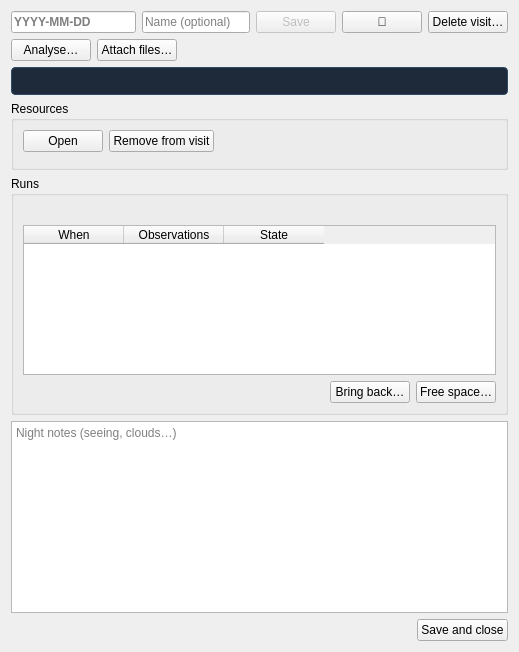
This is nightscribe/gui/ui/visit_window.ui in irydeo/nightscribe as Qt 5 draws it before an edit. The edited form follows.
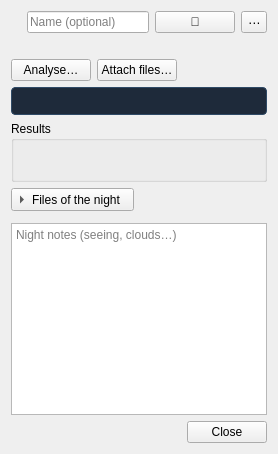
This is the edited form.

Commit message: feat(visits): the visit window is one page

What changed in the file:
```diff
--- a/nightscribe/gui/ui/visit_window.ui
+++ b/nightscribe/gui/ui/visit_window.ui
@@ -12,17 +12,17 @@
  <class>VisitWindow</class>
  <widget class="QWidget" name="VisitWindow">
   <layout class="QVBoxLayout" name="vbox_visit"><property name="leftMargin"><number>11</number></property><property name="topMargin"><number>11</number></property><property name="rightMargin"><number>11</number></property><property name="bottomMargin"><number>11</number></property>
-   <property name="layoutStretch"><string notr="true">0,0,0,1,0,0,0</string></property>
+   <property name="layoutStretch"><string notr="true">0,0,0,0,0,1,0,0</string></property>
    <item>
     <layout class="QHBoxLayout" name="row_head">
-     <property name="layoutStretch"><string notr="true">1,0,0,0,0</string></property>
-     <item><widget class="QLineEdit" name="vp_visit_date"><property name="placeholderText"><string notr="true">YYYY-MM-DD</string></property><property name="toolTip"><string>The visit's date (its name in the list). Points already saved to it keep their own MJD</string></property><property name="maximumSize"><size><width>150</width><height>16777215</height></size></property><property name="font"><font><bold>true</bold></font></property></widget></item>
-     <item><widget class="QLineEdit" name="vp_visit_label"><property name="placeholderText"><string>Name (optional)</string></property><property name="toolTip"><string>A name for this visit, on top of its date (a second pass the same night, a session that ran past midnight…). The date stays the folder and the sort order</string></property><property name="maximumSize"><size><width>220</width><height>16777215</height></size></property></widget></item>
-     <item><widget class="QPushButton" name="vp_btn_save_date"><property name="text"><string>Save</string></property><property name="toolTip"><string>Save the visit's date and name (the date is its name in the list)</string></property><property name="enabled"><bool>false</bool></property></widget></item>
+     <property name="layoutStretch"><string notr="true">0,1,0,0</string></property>
+     <item><widget class="QLabel" name="vp_visit_date"><property name="text"><string/></property><property name="font"><font><bold>true</bold><pointsize>12</pointsize></font></property><property name="toolTip"><string>The visit's date: its folder and its order in the list. Change it from the ... menu</string></property></widget></item>
+     <item><widget class="QLineEdit" name="vp_visit_label"><property name="placeholderText"><string>Name (optional)</string></property><property name="toolTip"><string>A name for this visit, on top of its date (a second pass the same night, a session that ran past midnight…). The date stays the folder and the sort order</string></property></widget></item>
      <item><widget class="QPushButton" name="vp_btn_pin"><property name="text"><string notr="true">📌</string></property><property name="toolTip"><string>Pin the visit: it floats to the top of the list</string></property><property name="checkable"><bool>true</bool></property></widget></item>
-     <item><widget class="QPushButton" name="vp_btn_delete"><property name="text"><string>Delete visit…</string></property></widget></item>
+     <item><widget class="QToolButton" name="vp_btn_more"><property name="text"><string notr="true">⋯</string></property><property name="toolTip"><string>More: change the visit's date, delete the visit</string></property><property name="popupMode"><enum>QToolButton::InstantPopup</enum></property></widget></item>
     </layout>
    </item>
+   <item><widget class="QLabel" name="vp_lbl_saved"><property name="visible"><bool>false</bool></property><property name="text"><string/></property><property name="styleSheet"><string notr="true">color: #46a758;</string></property></widget></item>
    <item>
     <layout class="QHBoxLayout" name="row_actions">
      <item><widget class="QPushButton" name="vp_btn_analyze"><property name="text"><string>Analyse…</string></property><property name="toolTip"><string>The visit's own analysis, chosen by the object's kind: the track &amp; stack for the objects that move, the series for the ones that vary. The blink and the rest of the reduction live in the editor, which this opens</string></property></widget></item>
@@ -42,42 +42,19 @@
     </widget>
    </item>
    <item>
-    <widget class="QGroupBox" name="grp_res">
-     <property name="title"><string>Resources</string></property>
-     <layout class="QVBoxLayout" name="vbox_res"><property name="leftMargin"><number>9</number></property><property name="topMargin"><number>9</number></property><property name="rightMargin"><number>9</number></property><property name="bottomMargin"><number>9</number></property>
-      <item>
-       <layout class="QHBoxLayout" name="row_res">
-        <item><widget class="QPushButton" name="vp_btn_open"><property name="text"><string>Open</string></property><property name="toolTip"><string>Plates open in the FITS editor; everything else opens with the system</string></property></widget></item>
-        <item><widget class="QPushButton" name="vp_btn_remove"><property name="text"><string>Remove from visit</string></property><property name="toolTip"><string>Unlink the selected resource (the file on disk is never touched)</string></property></widget></item>
-        <item><spacer name="hsp_res"><property name="orientation"><enum>Qt::Horizontal</enum></property><property name="sizeHint" stdset="0"><size><width>40</width><height>20</height></size></property></spacer></item>
-       </layout>
-      </item>
-      <item><widget class="QWidget" name="ph_resources"/></item>
+    <widget class="QGroupBox" name="grp_results">
+     <property name="title"><string>Results</string></property>
+     <layout class="QVBoxLayout" name="vbox_results">
+      <item><widget class="QLabel" name="vp_lbl_results"><property name="text"><string/></property><property name="wordWrap"><bool>true</bool></property><property name="visible"><bool>false</bool></property></widget></item>
+      <item><widget class="QWidget" name="ph_results"/></item>
      </layout>
     </widget>
    </item>
    <item>
-    <widget class="QGroupBox" name="grp_runs">
-     <property name="title"><string>Runs</string></property>
-     <layout class="QVBoxLayout" name="vbox_runs">
-      <item><widget class="QLabel" name="vp_lbl_runs"><property name="text"><string/></property><property name="wordWrap"><bool>true</bool></property></widget></item>
-      <item><widget class="QTableWidget" name="vp_tbl_runs">
-        <property name="selectionMode"><enum>QAbstractItemView::SingleSelection</enum></property>
-        <property name="selectionBehavior"><enum>QAbstractItemView::SelectRows</enum></property>
-        <property name="editTriggers"><enum>QAbstractItemView::NoEditTriggers</enum></property>
-        <property name="maximumSize"><size><width>16777215</width><height>150</height></size></property>
-        <column><property name="text"><string>When</string></property></column>
-        <column><property name="text"><string>Observations</string></property></column>
-        <column><property name="text"><string>State</string></property></column>
-      </widget></item>
-      <item>
-       <layout class="QHBoxLayout" name="row_free">
-        <item><widget class="QLabel" name="vp_lbl_free"><property name="text"><string/></property><property name="wordWrap"><bool>true</bool></property></widget></item>
-        <item><spacer name="hsp_free"><property name="orientation"><enum>Qt::Horizontal</enum></property><property name="sizeHint" stdset="0"><size><width>40</width><height>20</height></size></property></spacer></item>
-        <item><widget class="QPushButton" name="vp_btn_restore"><property name="text"><string>Bring back…</string></property><property name="toolTip"><string>Move this visit's frames back from prcd/ to where they were. A name already taken is not overwritten: the frame lands next to it</string></property></widget></item>
-        <item><widget class="QPushButton" name="vp_btn_free"><property name="text"><string>Free space…</string></property><property name="toolTip"><string>Move the original frames of the selected run into the project's prcd/ folder. Nothing is deleted, and Bring back undoes it</string></property></widget></item>
-       </layout>
-      </item>
+    <widget class="QWidget" name="grp_files">
+     <layout class="QVBoxLayout" name="vbox_files"><property name="leftMargin"><number>0</number></property><property name="topMargin"><number>0</number></property><property name="rightMargin"><number>0</number></property><property name="bottomMargin"><number>0</number></property>
+      <item><widget class="QToolButton" name="vp_btn_files"><property name="text"><string>Files of the night</string></property><property name="toolTip"><string>The visit's raw frames, folded away: the plates of the night, the ephemerides and any other input. What the visit produced is above, in Results</string></property><property name="checkable"><bool>true</bool></property><property name="checked"><bool>false</bool></property><property name="arrowType"><enum>Qt::RightArrow</enum></property><property name="toolButtonStyle"><enum>Qt::ToolButtonTextBesideIcon</enum></property></widget></item>
+      <item><widget class="QWidget" name="ph_files"><property name="visible"><bool>false</bool></property></widget></item>
      </layout>
     </widget>
    </item>
@@ -85,7 +62,7 @@
    <item>
     <layout class="QHBoxLayout" name="row_bottom">
      <item><spacer name="hsp_bottom"><property name="orientation"><enum>Qt::Horizontal</enum></property><property name="sizeHint" stdset="0"><size><width>40</width><height>20</height></size></property></spacer></item>
-     <item><widget class="QPushButton" name="vp_btn_close"><property name="text"><string>Save and close</string></property><property name="toolTip"><string>Flush the date edit if pending and close the window (everything else already saved itself)</string></property></widget></item>
+     <item><widget class="QPushButton" name="vp_btn_close"><property name="text"><string>Close</string></property><property name="toolTip"><string>Close the window; everything already saved itself</string></property></widget></item>
     </layout>
    </item>
   </layout>
```
Left out of the diff: 15 changed lines with no effect on the pictures. The commit also changes 7 other files.
